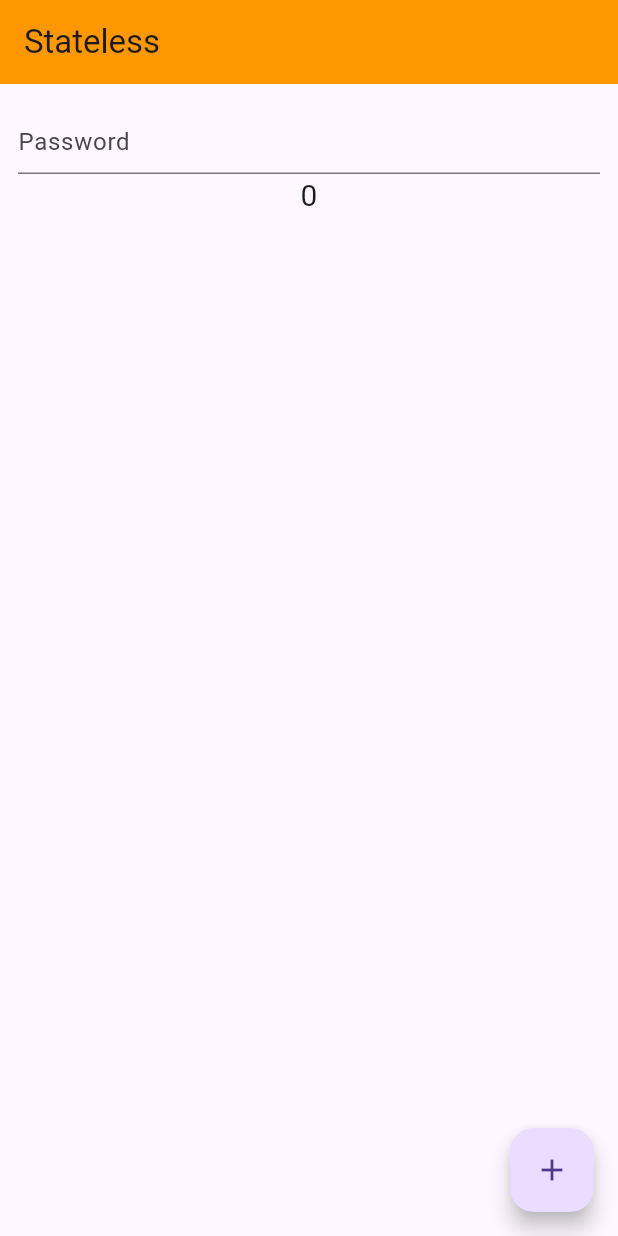
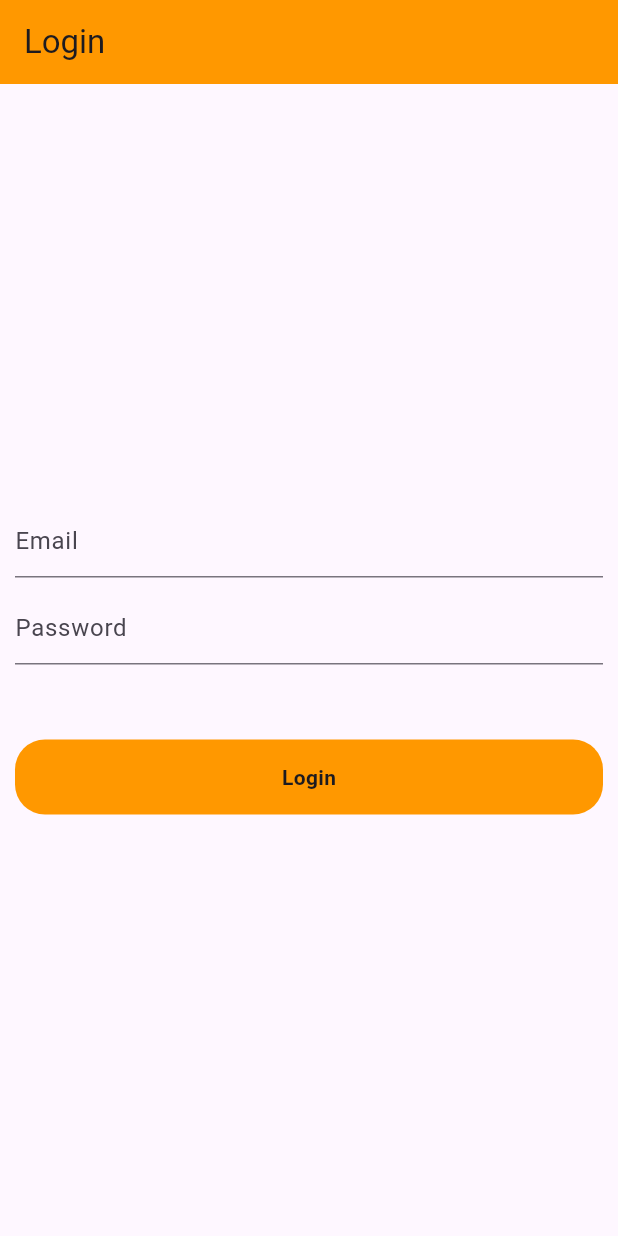
Before and after one commit to Haroon913/provider_flutter, a Flutter app: the screen it shows after launch, on a phone screen of 412 x 824 dp. Run offline on Flutter 3.47's test engine with Material 3 defaults, Android fonts, the phone set to English and light mode, and no system bars; missing offline and left inert: dart:ffi.

Commit message:
part 10 login with api through provider

```diff
--- a/lib/main.dart
+++ b/lib/main.dart
@@ -1,4 +1,5 @@
 import 'package:flutter/material.dart';
+import 'package:flutter_provider/provider/auth_provider.dart';
 import 'package:flutter_provider/provider/count_provider.dart';
 import 'package:flutter_provider/provider/example_one_provider.dart';
 import 'package:flutter_provider/provider/favourite_provider.dart';
@@ -7,6 +8,7 @@ import 'package:flutter_provider/screens/count_example.dart';
 import 'package:flutter_provider/screens/darktheme.dart';
 import 'package:flutter_provider/screens/example_one.dart';
 import 'package:flutter_provider/screens/favourite/favouritescreen.dart';
+import 'package:flutter_provider/screens/login.dart';
 import 'package:flutter_provider/screens/value_notify_listner.dart';
 import 'package:provider/provider.dart';
 
@@ -25,7 +27,8 @@ class MyApp extends StatelessWidget {
           ChangeNotifierProvider(create: (_) => CountProvider()),
           ChangeNotifierProvider(create: (_) => ExampleOneProvider()),
           ChangeNotifierProvider(create: (_) => FavouriteItemProvider()),
-          ChangeNotifierProvider(create: (_) => ThemeChanger())
+          ChangeNotifierProvider(create: (_) => ThemeChanger()),
+          ChangeNotifierProvider(create: (_) => AuthProvider())
         ],
         child: Builder(builder: (BuildContext context) {
           final themeChanger = Provider.of<ThemeChanger>(context);
@@ -39,7 +42,7 @@ class MyApp extends StatelessWidget {
             darkTheme: ThemeData(
                 brightness: Brightness.dark,
                 appBarTheme: AppBarTheme(backgroundColor: Colors.teal)),
-            home: NotifyListenerScreen(),
+            home: LoginScreen(),
           );
         }));
   }
--- /dev/null
+++ b/lib/provider/auth_provider.dart
@@ -0,0 +1,33 @@
+import 'package:flutter/cupertino.dart';
+import 'package:http/http.dart';
+class AuthProvider with ChangeNotifier{
+bool _loading=false;
+bool get loading=>_loading;
+setLoading(bool value){
+  _loading=value;
+  notifyListeners();
+}
+  void login(String email, String password) async{
+  setLoading(true);
+    try{
+      Response response=await post(Uri.parse('https://reqres.in/api/login'),
+        body: {
+        'email':email,
+          'password':password,
+        }
+      );
+      if(response.statusCode==200){
+        print('sucessfull');
+        setLoading(false);
+      }
+      else{
+        print('failed');
+        setLoading(false);
+      }
+    }catch(e){
+      debugPrint(e.toString());
+      setLoading(false);
+    }
+
+  }
+}
--- /dev/null
+++ b/lib/screens/login.dart
@@ -0,0 +1,60 @@
+import 'package:flutter/material.dart';
+import 'package:flutter_provider/provider/auth_provider.dart';
+import 'package:provider/provider.dart';
+class LoginScreen extends StatefulWidget {
+  const LoginScreen({super.key});
+
+  @override
+  State<LoginScreen> createState() => _LoginScreenState();
+}
+
+class _LoginScreenState extends State<LoginScreen> {
+  TextEditingController emailController=TextEditingController();
+  TextEditingController passwordController=TextEditingController();
+  @override
+  Widget build(BuildContext context) {
+    final authProvider= Provider.of<AuthProvider>(context);
+    return Scaffold(
+      appBar: AppBar(
+        title: Text('Login'),
+      ),
+      body: Padding(
+        padding: const EdgeInsets.all(10),
+        child: Column(
+          mainAxisAlignment: MainAxisAlignment.center,
+          crossAxisAlignment: CrossAxisAlignment.center,
+          children: [
+            TextFormField(
+              controller: emailController,
+              decoration: const InputDecoration(
+                hintText: 'Email',
+              ),
+            ),
+            const SizedBox(height: 10,),
+            TextFormField(
+              controller: passwordController,
+              decoration: const InputDecoration(
+                hintText: 'Password',
+              ),
+            ),
+            const SizedBox(height: 50,),
+            InkWell(
+              onTap: (){
+                authProvider.login(emailController.text.toString(), passwordController.text.toString());
+              },
+              child: Container(
+                width: double.infinity,
+                height: 50,
+                decoration: BoxDecoration(
+                  color: Colors.orange,
+                  borderRadius: BorderRadius.circular(20)
+                ),
+                child: Center(child: authProvider.loading? CircularProgressIndicator():Text('Login',style: TextStyle(fontWeight: FontWeight.bold),)),
+              ),
+            ),
+          ],
+        ),
+      ),
+    );
+  }
+}
--- a/pubspec.yaml
+++ b/pubspec.yaml
@@ -36,6 +36,7 @@ dependencies:
   # Use with the CupertinoIcons class for iOS style icons.
   cupertino_icons: ^1.0.6
   provider: ^6.1.2
+  http:
 
 dev_dependencies:
   flutter_test:
```
Also changed, not shown: pubspec.lock.
